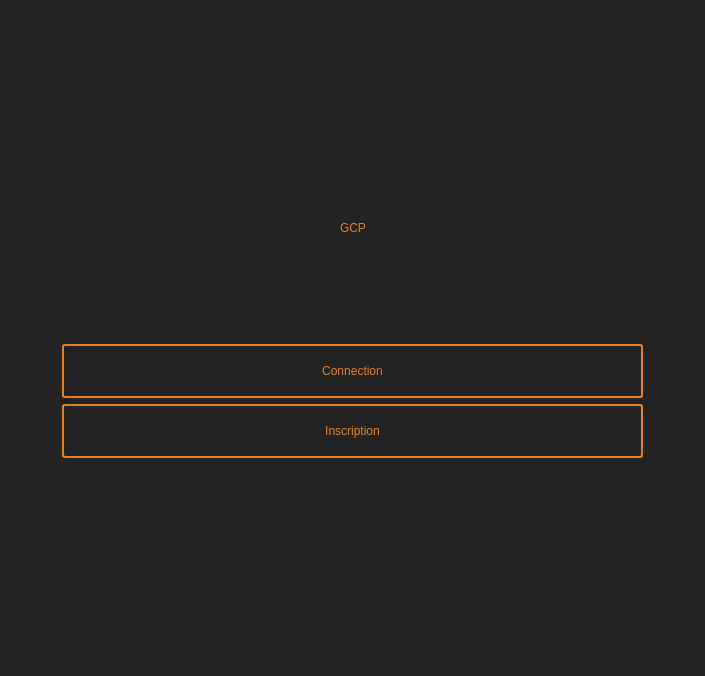
Before: the Qt Designer form Qt_main/Qt_main.ui in GMorelle-2412/GCP_C, drawn with Qt 5.
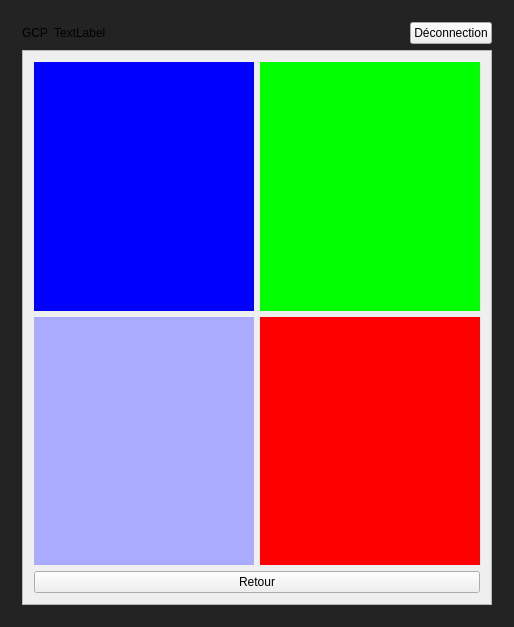
After: the same form once the commit is applied. The open tabs and pages were chosen to show the change.

Diff of the .ui file:
```diff
--- a/Qt_main/Qt_main.ui
+++ b/Qt_main/Qt_main.ui
@@ -6,8 +6,8 @@
    <rect>
     <x>0</x>
     <y>0</y>
-    <width>705</width>
-    <height>676</height>
+    <width>514</width>
+    <height>627</height>
    </rect>
   </property>
   <property name="windowTitle">
@@ -628,6 +628,210 @@
         </item>
        </layout>
       </widget>
+      <widget class="QWidget" name="page_4">
+       <layout class="QGridLayout" name="gridLayout_13">
+        <item row="0" column="0">
+         <layout class="QVBoxLayout" name="verticalLayout_15">
+          <item>
+           <layout class="QHBoxLayout" name="horizontalLayout_8" stretch="0,5,0">
+            <property name="sizeConstraint">
+             <enum>QLayout::SizeConstraint::SetDefaultConstraint</enum>
+            </property>
+            <item>
+             <widget class="QLabel" name="label_7">
+              <property name="text">
+               <string>GCP</string>
+              </property>
+             </widget>
+            </item>
+            <item>
+             <widget class="QLabel" name="label_8">
+              <property name="styleSheet">
+               <string notr="true">#label6{
+	
+	color: rgb(180, 180, 180);
+}</string>
+              </property>
+              <property name="text">
+               <string>TextLabel</string>
+              </property>
+             </widget>
+            </item>
+            <item>
+             <layout class="QVBoxLayout" name="verticalLayout_14">
+              <item>
+               <widget class="QPushButton" name="pushButton_15">
+                <property name="text">
+                 <string>Déconnection</string>
+                </property>
+               </widget>
+              </item>
+             </layout>
+            </item>
+           </layout>
+          </item>
+          <item>
+           <widget class="QScrollArea" name="scrollArea_4">
+            <property name="widgetResizable">
+             <bool>true</bool>
+            </property>
+            <widget class="QWidget" name="scrollAreaWidgetContents_4">
+             <property name="geometry">
+              <rect>
+               <x>0</x>
+               <y>0</y>
+               <width>474</width>
+               <height>553</height>
+              </rect>
+             </property>
+             <layout class="QGridLayout" name="gridLayout_14">
+              <item row="0" column="0">
+               <layout class="QVBoxLayout" name="verticalLayout_17">
+                <item>
+                 <layout class="QVBoxLayout" name="verticalLayout_16">
+                  <item>
+                   <layout class="QHBoxLayout" name="horizontalLayout_3">
+                    <item>
+                     <widget class="QWidget" name="widget_2" native="true">
+                      <property name="layoutDirection">
+                       <enum>Qt::LayoutDirection::LeftToRight</enum>
+                      </property>
+                      <property name="styleSheet">
+                       <string notr="true">#widget_2{
+	background-color: rgb(0, 0, 255);
+}</string>
+                      </property>
+                     </widget>
+                    </item>
+                    <item>
+                     <widget class="QWidget" name="widget" native="true">
+                      <property name="styleSheet">
+                       <string notr="true">#widget{
+	
+	background-color: rgb(0, 255, 0);
+}</string>
+                      </property>
+                     </widget>
+                    </item>
+                   </layout>
+                  </item>
+                  <item>
+                   <layout class="QHBoxLayout" name="horizontalLayout_6">
+                    <item>
+                     <widget class="QWidget" name="widget_4" native="true">
+                      <property name="styleSheet">
+                       <string notr="true">#widget_4{
+	
+	background-color: rgb(170, 170, 255);
+}</string>
+                      </property>
+                     </widget>
+                    </item>
+                    <item>
+                     <widget class="QWidget" name="widget_3" native="true">
+                      <property name="accessibleName">
+                       <string/>
+                      </property>
+                      <property name="layoutDirection">
+                       <enum>Qt::LayoutDirection::LeftToRight</enum>
+                      </property>
+                      <property name="styleSheet">
+                       <string notr="true">#widget_3{
+	
+	background-color: rgb(255, 0, 0);
+}</string>
+                      </property>
+                     </widget>
+                    </item>
+                   </layout>
+                  </item>
+                 </layout>
+                </item>
+               </layout>
+              </item>
+              <item row="1" column="0">
+               <widget class="QPushButton" name="pushButton_16">
+                <property name="text">
+                 <string>Retour</string>
+                </property>
+               </widget>
+              </item>
+             </layout>
+            </widget>
+           </widget>
+          </item>
+         </layout>
+        </item>
+       </layout>
+      </widget>
+      <widget class="QWidget" name="page_5">
+       <layout class="QGridLayout" name="gridLayout_15">
+        <item row="0" column="0">
+         <layout class="QVBoxLayout" name="verticalLayout_19">
+          <item>
+           <layout class="QHBoxLayout" name="horizontalLayout_11" stretch="0,1,0">
+            <property name="sizeConstraint">
+             <enum>QLayout::SizeConstraint::SetDefaultConstraint</enum>
+            </property>
+            <item>
+             <widget class="QLabel" name="label_9">
+              <property name="text">
+               <string>GCP</string>
+              </property>
+             </widget>
+            </item>
+            <item>
+             <widget class="QLabel" name="label_10">
+              <property name="styleSheet">
+               <string notr="true">#label6{
+	
+	color: rgb(180, 180, 180);
+}</string>
+              </property>
+              <property name="text">
+               <string>TextLabel</string>
+              </property>
+             </widget>
+            </item>
+            <item>
+             <layout class="QVBoxLayout" name="verticalLayout_18">
+              <item>
+               <widget class="QPushButton" name="pushButton_17">
+                <property name="text">
+                 <string>Déconnection</string>
+                </property>
+               </widget>
+              </item>
+             </layout>
+            </item>
+           </layout>
+          </item>
+          <item>
+           <widget class="QScrollArea" name="scrollArea_5">
+            <property name="widgetResizable">
+             <bool>true</bool>
+            </property>
+            <widget class="QWidget" name="scrollAreaWidgetContents_5">
+             <property name="geometry">
+              <rect>
+               <x>0</x>
+               <y>0</y>
+               <width>474</width>
+               <height>553</height>
+              </rect>
+             </property>
+             <layout class="QGridLayout" name="gridLayout_16">
+              <item row="0" column="0">
+               <layout class="QVBoxLayout" name="verticalLayout_20"/>
+              </item>
+             </layout>
+            </widget>
+           </widget>
+          </item>
+         </layout>
+        </item>
+       </layout>
+      </widget>
      </widget>
     </item>
    </layout>
```
Left out of the diff: 14 changed lines with no effect on the pictures.
